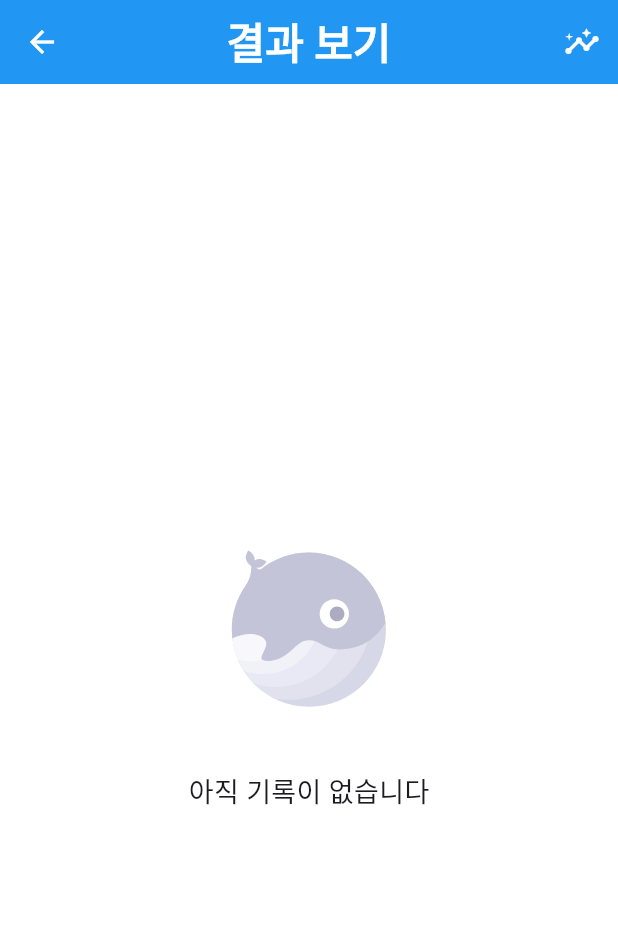
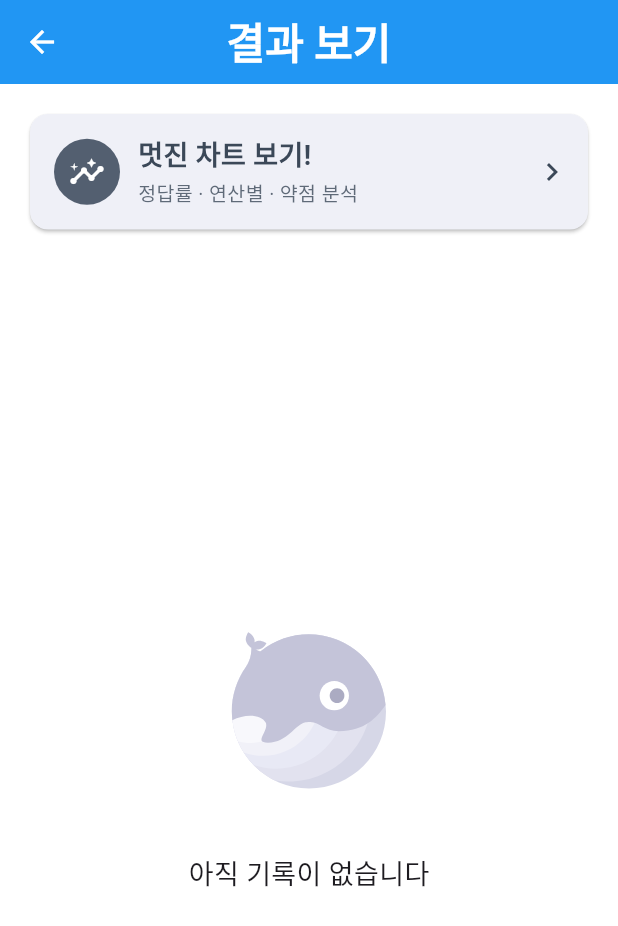
Before and after one commit to TaeSeungRyu/ChildrenMathGame, a Flutter app: the RecordsView screen opened by its route, on a phone screen of 412 x 824 dp. Shown: the top 926 px of the screen. Run offline on Flutter 3.47's test engine with Material 3 defaults, Android fonts, the phone set to English and light mode, and no system bars; our stand-ins replace audioplayers, get, google_fonts, lottie, shared_preferences; accounts and stored records are empty; Roboto replaces fonts that are missing (Jua).

Commit message:
자녀용 수학 게임 with claudeCode - 30
- 통계 기능 레이아웃 수정

```diff
--- a/lib/app/modules/records/records_view.dart
+++ b/lib/app/modules/records/records_view.dart
@@ -19,21 +19,21 @@ class RecordsView extends GetView<RecordsController> {
           style: TextStyle(fontSize: 28, fontWeight: FontWeight.bold),
         ),
         centerTitle: true,
-        actions: [
-          IconButton(
-            tooltip: '통계',
-            icon: const Icon(Icons.insights),
-            onPressed: () => Get.toNamed(AppRoutes.stats),
-          ),
-        ],
       ),
       body: Obx(() {
         final bottomInset = MediaQuery.of(context).viewPadding.bottom;
         final records = controller.records;
         if (records.isEmpty) {
-          return Center(
-            child: Padding(
-              padding: EdgeInsets.fromLTRB(24, 24, 24, 24 + bottomInset),
+          return Padding(
+            padding: EdgeInsets.fromLTRB(16, 16, 16, 16 + bottomInset),
+            child: Column(
+              children: [
+                _StatsEntryCard(
+                  onTap: () => Get.toNamed(AppRoutes.stats),
+                ),
+                const SizedBox(height: 24),
+                Expanded(
+                  child: Center(
                     child: Column(
                       mainAxisSize: MainAxisSize.min,
                       children: [
@@ -52,10 +52,22 @@ class RecordsView extends GetView<RecordsController> {
                       ],
                     ),
                   ),
+                ),
+              ],
+            ),
           );
         }
-        return ListView.separated(
-          padding: EdgeInsets.fromLTRB(16, 16, 16, 16 + bottomInset),
+        return Column(
+          children: [
+            Padding(
+              padding: const EdgeInsets.fromLTRB(16, 16, 16, 0),
+              child: _StatsEntryCard(
+                onTap: () => Get.toNamed(AppRoutes.stats),
+              ),
+            ),
+            Expanded(
+              child: ListView.separated(
+                padding: EdgeInsets.fromLTRB(16, 12, 16, 16 + bottomInset),
                 itemCount: records.length,
                 separatorBuilder: (_, _) => const SizedBox(height: 8),
                 itemBuilder: (_, i) {
@@ -67,8 +79,75 @@ class RecordsView extends GetView<RecordsController> {
                     onDelete: () => controller.confirmDelete(r),
                   );
                 },
+              ),
+            ),
+          ],
         );
       }),
+    );
+  }
+}
+
+class _StatsEntryCard extends StatelessWidget {
+  const _StatsEntryCard({required this.onTap});
+
+  final VoidCallback onTap;
+
+  @override
+  Widget build(BuildContext context) {
+    final scheme = Theme.of(context).colorScheme;
+    return Card(
+      color: scheme.onInverseSurface,
+      clipBehavior: Clip.antiAlias,
+      child: InkWell(
+        onTap: onTap,
+        child: Padding(
+          padding: const EdgeInsets.fromLTRB(16, 14, 12, 14),
+          child: Row(
+            children: [
+              CircleAvatar(
+                radius: 22,
+                backgroundColor: scheme.secondary,
+                child: Icon(
+                  Icons.insights,
+                  color: scheme.onSecondary,
+                  size: 24,
+                ),
+              ),
+              const SizedBox(width: 12),
+              Expanded(
+                child: Column(
+                  crossAxisAlignment: CrossAxisAlignment.start,
+                  children: [
+                    Text(
+                      '멋진 차트 보기!',
+                      style: TextStyle(
+                        fontSize: 18,
+                        fontWeight: FontWeight.bold,
+                        color: scheme.onSecondaryContainer,
+                      ),
+                    ),
+                    const SizedBox(height: 2),
+                    Text(
+                      '정답률 · 연산별 · 약점 분석',
+                      style: TextStyle(
+                        fontSize: 13,
+                        color: scheme.onSecondaryContainer.withValues(
+                          alpha: 0.8,
+                        ),
+                      ),
+                    ),
+                  ],
+                ),
+              ),
+              Icon(
+                Icons.chevron_right,
+                color: scheme.onSecondaryContainer,
+              ),
+            ],
+          ),
+        ),
+      ),
     );
   }
 }
--- a/lib/app/modules/stats/stats_view.dart
+++ b/lib/app/modules/stats/stats_view.dart
@@ -16,7 +16,7 @@ class StatsView extends GetView<StatsController> {
     return Scaffold(
       appBar: AppBar(
         title: const Text(
-          '통계',
+          '학습 결과',
           style: TextStyle(fontSize: 28, fontWeight: FontWeight.bold),
         ),
         centerTitle: true,
```
Lines whose indentation alone changed are shown as unchanged.
